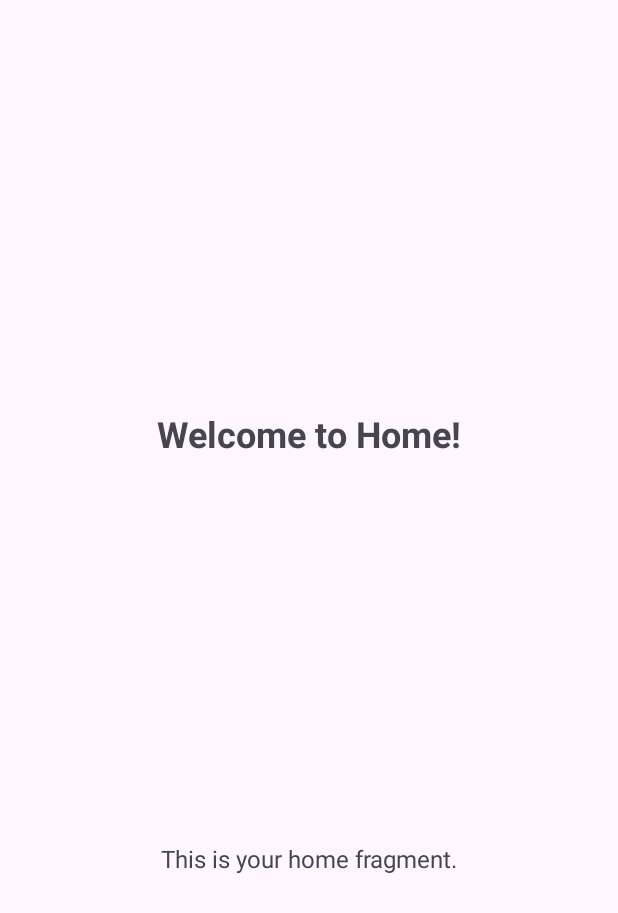
After one commit to DevMossTeam/KabarE-Mobile, an Android app: the HomeFragment screen opened through its navigation route, on a phone screen of 412 x 824 dp. The commit adds this screen. Shown: the top 913 px of the screen. Run offline under Robolectric (Android 15) with nearby library versions, the phone set to English and light mode, and no system bars.

Commit message:
welocme page

```diff
--- a/app/src/main/AndroidManifest.xml
+++ b/app/src/main/AndroidManifest.xml
@@ -4,20 +4,18 @@
 
     <application
         android:allowBackup="true"
-        android:dataExtractionRules="@xml/data_extraction_rules"
-        android:fullBackupContent="@xml/backup_rules"
         android:icon="@mipmap/ic_launcher"
         android:label="@string/app_name"
         android:roundIcon="@mipmap/ic_launcher_round"
         android:supportsRtl="true"
         android:theme="@style/Theme.KabarE"
         tools:targetApi="31">
+
         <activity
             android:name=".MainActivity"
             android:exported="true">
             <intent-filter>
                 <action android:name="android.intent.action.MAIN" />
-
                 <category android:name="android.intent.category.LAUNCHER" />
             </intent-filter>
         </activity>
--- a/app/src/main/java/com/devmoss/kabare/MainActivity.kt
+++ b/app/src/main/java/com/devmoss/kabare/MainActivity.kt
@@ -2,23 +2,18 @@ package com.devmoss.kabare
 
 import android.os.Bundle
 import androidx.appcompat.app.AppCompatActivity
-import androidx.fragment.app.Fragment
-import com.devmoss.kabare.ui.intro.IntroFragment
+import androidx.navigation.fragment.NavHostFragment
+import com.devmoss.kabare.databinding.ActivityMainBinding
 
 class MainActivity : AppCompatActivity() {
+
+    private lateinit var binding: ActivityMainBinding
+
     override fun onCreate(savedInstanceState: Bundle?) {
         super.onCreate(savedInstanceState)
-        setContentView(R.layout.activity_main)
 
-        if (savedInstanceState == null) {
-            loadFragment(IntroFragment())
-        }
-    }
+        binding = ActivityMainBinding.inflate(layoutInflater)
+        setContentView(binding.root)
 
-    private fun loadFragment(fragment: Fragment) {
-        supportFragmentManager
-            .beginTransaction()
-            .replace(R.id.fragment_container, fragment) // Pastikan fragment_container ada di layout activity_main.xml
-            .commit()
     }
 }
--- /dev/null
+++ b/app/src/main/java/com/devmoss/kabare/ui/home/HomeFragment.kt
@@ -0,0 +1,19 @@
+package com.devmoss.kabare.ui.home
+
+import android.os.Bundle
+import android.view.LayoutInflater
+import android.view.View
+import android.view.ViewGroup
+import androidx.fragment.app.Fragment
+import com.devmoss.kabare.R
+
+class HomeFragment : Fragment() {
+
+    override fun onCreateView(
+        inflater: LayoutInflater, container: ViewGroup?,
+        savedInstanceState: Bundle?
+    ): View {
+        // Inflate the layout for this fragment
+        return inflater.inflate(R.layout.fragment_home, container, false)
+    }
+}
--- a/app/src/main/java/com/devmoss/kabare/ui/intro/IntroFragment.kt
+++ b/app/src/main/java/com/devmoss/kabare/ui/intro/IntroFragment.kt
@@ -5,36 +5,47 @@ import android.view.LayoutInflater
 import android.view.View
 import android.view.ViewGroup
 import androidx.fragment.app.Fragment
-import androidx.fragment.app.activityViewModels
+import androidx.fragment.app.viewModels
+import androidx.navigation.fragment.findNavController
 import com.devmoss.kabare.R
+import com.devmoss.kabare.databinding.FragmentIntroBinding
 
 class IntroFragment : Fragment() {
 
-    private val viewModel: IntroViewModel by activityViewModels()
+    private var _binding: FragmentIntroBinding? = null
+    private val binding get() = _binding!!
+    private val viewModel: IntroViewModel by viewModels()
 
     override fun onCreateView(
         inflater: LayoutInflater, container: ViewGroup?,
         savedInstanceState: Bundle?
     ): View? {
-        return inflater.inflate(R.layout.fragment_intro, container, false)
+        _binding = FragmentIntroBinding.inflate(inflater, container, false)
+        return binding.root
     }
 
     override fun onViewCreated(view: View, savedInstanceState: Bundle?) {
         super.onViewCreated(view, savedInstanceState)
 
+        // Observe the introStatus from the ViewModel
         viewModel.introStatus.observe(viewLifecycleOwner) { status ->
             when (status) {
                 is IntroViewModel.IntroStatus.Loading -> {
-                    // Tampilkan loading (jika perlu)
+                    // Handle loading state if needed
                 }
                 is IntroViewModel.IntroStatus.ShowIntro -> {
-                    // Tampilkan intro
+                    // Show the intro UI here if needed
                 }
-                is IntroViewModel.IntroStatus.Complete -> {
-                    // Navigasi ke halaman berikutnya
-                    // Misalnya: findNavController().navigate(R.id.action_introFragment_to_nextFragment)
+                is IntroViewModel.IntroStatus.NavigateToWelcome -> {
+                    // Navigate to Welcome Page 1 Fragment
+                    findNavController().navigate(R.id.action_introFragment_to_welcomePage1Fragment) // Update this line
                 }
             }
         }
     }
+
+    override fun onDestroyView() {
+        super.onDestroyView()
+        _binding = null
+    }
 }
--- a/app/src/main/res/layout/activity_main.xml
+++ b/app/src/main/res/layout/activity_main.xml
@@ -7,13 +7,15 @@
     android:layout_height="match_parent"
     tools:context=".MainActivity">
 
-    <FrameLayout
-        android:id="@+id/fragment_container"
+    <androidx.fragment.app.FragmentContainerView
+        android:id="@+id/nav_host_fragment"
+        android:name="androidx.navigation.fragment.NavHostFragment"
         android:layout_width="0dp"
-    android:layout_height="0dp"
-    app:layout_constraintTop_toTopOf="parent"
-    app:layout_constraintBottom_toBottomOf="parent"
-    app:layout_constraintStart_toStartOf="parent"
-    app:layout_constraintEnd_toEndOf="parent"/>
-
+        android:layout_height="0dp"
+        app:layout_constraintTop_toTopOf="parent"
+        app:layout_constraintBottom_toBottomOf="parent"
+        app:layout_constraintStart_toStartOf="parent"
+        app:layout_constraintEnd_toEndOf="parent"
+        app:navGraph="@navigation/nav_graph"
+        app:defaultNavHost="true" />
 </androidx.constraintlayout.widget.ConstraintLayout>
--- /dev/null
+++ b/app/src/main/res/layout/fragment_home.xml
@@ -0,0 +1,35 @@
+<?xml version="1.0" encoding="utf-8"?>
+<androidx.constraintlayout.widget.ConstraintLayout
+    xmlns:android="http://schemas.android.com/apk/res/android"
+    xmlns:app="http://schemas.android.com/apk/res-auto"
+    xmlns:tools="http://schemas.android.com/tools"
+    android:layout_width="match_parent"
+    android:layout_height="match_parent"
+    tools:context=".ui.home.HomeFragment">
+
+    <TextView
+        android:id="@+id/homeTitle"
+        android:layout_width="wrap_content"
+        android:layout_height="wrap_content"
+        android:text="Welcome to Home!"
+        android:textSize="24sp"
+        android:textStyle="bold"
+        app:layout_constraintBottom_toTopOf="@+id/homeContent"
+        app:layout_constraintEnd_toEndOf="parent"
+        app:layout_constraintStart_toStartOf="parent"
+        app:layout_constraintTop_toTopOf="parent"
+        android:layout_marginTop="32dp" />
+
+    <TextView
+        android:id="@+id/homeContent"
+        android:layout_width="wrap_content"
+        android:layout_height="wrap_content"
+        android:text="This is your home fragment."
+        android:textSize="16sp"
+        app:layout_constraintTop_toBottomOf="@+id/homeTitle"
+        app:layout_constraintEnd_toEndOf="parent"
+        app:layout_constraintStart_toStartOf="parent"
+        app:layout_constraintBottom_toBottomOf="parent"
+        android:layout_marginTop="16dp" />
+
+</androidx.constraintlayout.widget.ConstraintLayout>
--- /dev/null
+++ b/app/src/main/res/navigation/nav_graph.xml
@@ -0,0 +1,56 @@
+<?xml version="1.0" encoding="utf-8"?>
+<navigation
+    xmlns:android="http://schemas.android.com/apk/res/android"
+    xmlns:app="http://schemas.android.com/apk/res-auto"
+    xmlns:tools="http://schemas.android.com/tools"
+    app:startDestination="@id/introFragment">
+
+    <!-- Intro Fragment -->
+    <fragment
+        android:id="@+id/introFragment"
+        android:name="com.devmoss.kabare.ui.intro.IntroFragment"
+        tools:layout="@layout/fragment_intro">
+        <action
+            android:id="@+id/action_introFragment_to_welcomePage1Fragment"
+            app:destination="@id/welcomePage1Fragment" /> <!-- Ensure this matches your welcome fragment -->
+    </fragment>
+
+    <!-- Welcome Page 1 -->
+    <fragment
+        android:id="@+id/welcomePage1Fragment"
+        android:name="com.devmoss.kabare.ui.welcome.WelcomePage1Fragment"
+        tools:layout="@layout/fragment_welcome_page_1">
+        <action
+            android:id="@+id/action_welcomePage1Fragment_to_welcomePage2Fragment"
+            app:destination="@id/welcomePage2Fragment" />
+        <action
+            android:id="@+id/action_welcomePage1Fragment_to_welcomePage3Fragment"
+            app:destination="@id/welcomePage3Fragment" />
+    </fragment>
+
+    <!-- Welcome Page 2 -->
+    <fragment
+        android:id="@+id/welcomePage2Fragment"
+        android:name="com.devmoss.kabare.ui.welcome.WelcomePage2Fragment"
+        tools:layout="@layout/fragment_welcome_page_2">
+        <action
+            android:id="@+id/action_welcomePage2Fragment_to_welcomePage3Fragment"
+            app:destination="@id/welcomePage3Fragment" />
+    </fragment>
+
+    <!-- Welcome Page 3 -->
+    <fragment
+        android:id="@+id/welcomePage3Fragment"
+        android:name="com.devmoss.kabare.ui.welcome.WelcomePage3Fragment"
+        tools:layout="@layout/fragment_welcome_page_3">
+        <action
+            android:id="@+id/action_welcomePage3Fragment_to_homeFragment"
+            app:destination="@id/homeFragment" /> <!-- Ensure this action exists if needed -->
+    </fragment>
+
+    <!-- Home Fragment -->
+    <fragment
+        android:id="@+id/homeFragment"
+        android:name="com.devmoss.kabare.ui.home.HomeFragment"
+        tools:layout="@layout/fragment_home" />
+</navigation>
--- a/gradle/libs.versions.toml
+++ b/gradle/libs.versions.toml
@@ -10,6 +10,7 @@ material = "1.12.0"
 activity = "1.9.2"
 constraintlayout = "2.1.4"
 navigationFragmentKtx = "2.8.1"
+navigationFragment = "2.8.1"
 
 [libraries]
 androidx-core-ktx = { group = "androidx.core", name = "core-ktx", version.ref = "coreKtx" }
@@ -18,9 +19,10 @@ androidx-junit = { group = "androidx.test.ext", name = "junit", version.ref = "j
 androidx-espresso-core = { group = "androidx.test.espresso", name = "espresso-core", version.ref = "espressoCore" }
 androidx-appcompat = { group = "androidx.appcompat", name = "appcompat", version.ref = "appcompat" }
 material = { group = "com.google.android.material", name = "material", version.ref = "material" }
-androidx-activity = { group = "androidx.activity", name = "activity", version.ref = "activity" }
+androidx-activity = { group = "androidx.activity", name = "activity-ktx", version.ref = "activity" }
 androidx-constraintlayout = { group = "androidx.constraintlayout", name = "constraintlayout", version.ref = "constraintlayout" }
 androidx-navigation-fragment-ktx = { group = "androidx.navigation", name = "navigation-fragment-ktx", version.ref = "navigationFragmentKtx" }
+androidx-navigation-fragment = { group = "androidx.navigation", name = "navigation-fragment", version.ref = "navigationFragment" }
 
 [plugins]
 android-application = { id = "com.android.application", version.ref = "agp" }
```
Also changed, not shown: app/build.gradle.kts (+17 -5 lines), app/src/main/java/com/devmoss/kabare/ui/intro/IntroViewModel.kt (+7 -5 lines), app/src/main/java/com/devmoss/kabare/ui/welcome/WelcomePage1Fragment.kt (+18 -4 lines), app/src/main/java/com/devmoss/kabare/ui/welcome/WelcomePage2Fragment.kt (+20 -6 lines), app/src/main/java/com/devmoss/kabare/ui/welcome/WelcomePage3Fragment.kt (+21 -8 lines), app/src/main/java/com/devmoss/kabare/ui/welcome/WelcomeViewModel.kt (+16 -1 lines).
